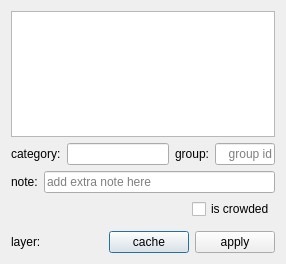
First picture: the form in ui/category_choice.ui, repository yatengLG/ISAT, before the edit.
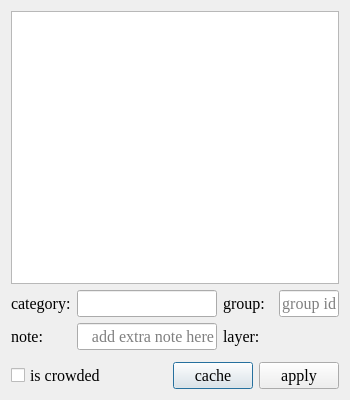
Second picture: the form after the edit. Icons and pictures are not drawn.

Patch:
```diff
--- a/ui/category_choice.ui
+++ b/ui/category_choice.ui
@@ -6,10 +6,16 @@
    <rect>
     <x>0</x>
     <y>0</y>
-    <width>286</width>
-    <height>264</height>
+    <width>350</width>
+    <height>400</height>
    </rect>
   </property>
+  <property name="font">
+   <font>
+    <family>Times New Roman</family>
+    <pointsize>12</pointsize>
+   </font>
+  </property>
   <property name="windowTitle">
    <string/>
   </property>
@@ -36,7 +42,7 @@
        <widget class="QLabel" name="label_2">
         <property name="minimumSize">
          <size>
-          <width>0</width>
+          <width>60</width>
           <height>0</height>
          </size>
         </property>
@@ -63,6 +69,18 @@
       </item>
       <item>
        <widget class="QLabel" name="label">
+        <property name="minimumSize">
+         <size>
+          <width>50</width>
+          <height>0</height>
+         </size>
+        </property>
+        <property name="maximumSize">
+         <size>
+          <width>50</width>
+          <height>16777215</height>
+         </size>
+        </property>
         <property name="text">
          <string>group:</string>
         </property>
@@ -118,7 +136,7 @@
        <widget class="QLabel" name="label_3">
         <property name="minimumSize">
          <size>
-          <width>0</width>
+          <width>60</width>
           <height>0</height>
          </size>
         </property>
@@ -136,13 +154,54 @@
       <item>
        <widget class="QLineEdit" name="lineEdit_note">
         <property name="alignment">
-         <set>Qt::AlignLeading|Qt::AlignLeft|Qt::AlignVCenter</set>
+         <set>Qt::AlignRight|Qt::AlignTrailing|Qt::AlignVCenter</set>
         </property>
         <property name="placeholderText">
          <string>add extra note here</string>
         </property>
        </widget>
       </item>
+      <item>
+       <widget class="QLabel" name="label_4">
+        <property name="minimumSize">
+         <size>
+          <width>50</width>
+          <height>0</height>
+         </size>
+        </property>
+        <property name="maximumSize">
+         <size>
+          <width>50</width>
+          <height>16777215</height>
+         </size>
+        </property>
+        <property name="text">
+         <string>layer:</string>
+        </property>
+       </widget>
+      </item>
+      <item>
+       <widget class="QLabel" name="label_layer">
+        <property name="minimumSize">
+         <size>
+          <width>60</width>
+          <height>0</height>
+         </size>
+        </property>
+        <property name="maximumSize">
+         <size>
+          <width>60</width>
+          <height>16777215</height>
+         </size>
+        </property>
+        <property name="text">
+         <string/>
+        </property>
+        <property name="alignment">
+         <set>Qt::AlignRight|Qt::AlignTrailing|Qt::AlignVCenter</set>
+        </property>
+       </widget>
+      </item>
      </layout>
     </widget>
    </item>
@@ -161,44 +220,6 @@
       <property name="bottomMargin">
        <number>0</number>
       </property>
-      <item>
-       <spacer name="horizontalSpacer">
-        <property name="orientation">
-         <enum>Qt::Horizontal</enum>
-        </property>
-        <property name="sizeHint" stdset="0">
-         <size>
-          <width>40</width>
-          <height>20</height>
-         </size>
-        </property>
-       </spacer>
-      </item>
-      <item>
-       <widget class="QCheckBox" name="checkBox_iscrowded">
-        <property name="text">
-         <string>is crowded</string>
-        </property>
-       </widget>
-      </item>
-     </layout>
-    </widget>
-   </item>
-   <item>
-    <widget class="QWidget" name="widget_4" native="true">
-     <layout class="QHBoxLayout" name="horizontalLayout_4">
-      <property name="leftMargin">
-       <number>0</number>
-      </property>
-      <property name="topMargin">
-       <number>0</number>
-      </property>
-      <property name="rightMargin">
-       <number>0</number>
-      </property>
-      <property name="bottomMargin">
-       <number>0</number>
-      </property>
      </layout>
     </widget>
    </item>
@@ -218,16 +239,9 @@
        <number>0</number>
       </property>
       <item>
-       <widget class="QLabel" name="label_4">
+       <widget class="QCheckBox" name="checkBox_iscrowded">
         <property name="text">
-         <string>layer:</string>
-        </property>
-       </widget>
-      </item>
-      <item>
-       <widget class="QLabel" name="label_layer">
-        <property name="text">
-         <string/>
+         <string>is crowded</string>
         </property>
        </widget>
       </item>
```
Left out of the diff: 12 changed lines with no effect on the pictures.
